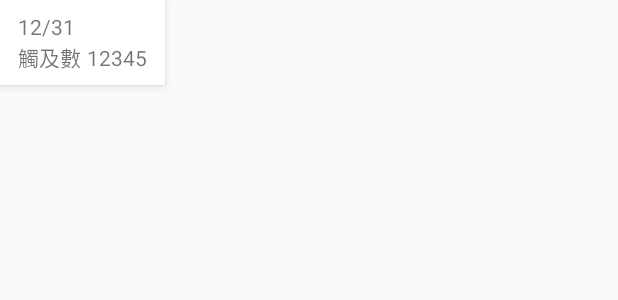
After one commit to crazyma/AnimationLab, an Android app: the layout layout_thumb_view.xml on its own in the app's theme, with its tools: preview values and no code run, on a phone screen of 412 x 824 dp. The commit adds this screen. Shown: the top 300 px of the screen. Run offline under Robolectric (Android 15) with nearby library versions, the phone set to English and light mode, and no system bars.

Commit message:
feat: create layout_thumb_view and setup info thumb

```diff
--- /dev/null
+++ b/app/src/main/res/layout/layout_thumb_view.xml
@@ -0,0 +1,39 @@
+<?xml version="1.0" encoding="utf-8"?>
+<androidx.constraintlayout.widget.ConstraintLayout xmlns:android="http://schemas.android.com/apk/res/android"
+    xmlns:app="http://schemas.android.com/apk/res-auto"
+    android:id="@id/thumbView"
+    android:layout_width="wrap_content"
+    android:layout_height="wrap_content"
+    android:background="@android:color/background_light"
+    android:elevation="4dp"
+    android:paddingStart="12dp"
+    android:paddingTop="8dp"
+    android:paddingEnd="12dp"
+    android:paddingBottom="8dp">
+
+    <TextView
+        android:id="@+id/dateTextView"
+        android:layout_width="wrap_content"
+        android:layout_height="wrap_content"
+        android:text="12/31"
+        app:layout_constraintStart_toStartOf="parent"
+        app:layout_constraintTop_toTopOf="parent" />
+
+    <TextView
+        android:id="@+id/infoTitleTextView"
+        android:layout_width="wrap_content"
+        android:layout_height="wrap_content"
+        android:text="觸及數"
+        app:layout_constraintStart_toStartOf="@id/dateTextView"
+        app:layout_constraintTop_toBottomOf="@id/dateTextView" />
+
+    <TextView
+        android:id="@+id/infoNumberTextView"
+        android:layout_width="wrap_content"
+        android:layout_height="wrap_content"
+        android:layout_marginStart="4dp"
+        android:text="12345"
+        app:layout_constraintBaseline_toBaselineOf="@id/infoTitleTextView"
+        app:layout_constraintStart_toEndOf="@id/infoTitleTextView" />
+
+</androidx.constraintlayout.widget.ConstraintLayout>
```
Also changed, not shown: app/src/main/java/com/crazyma/batuanimlab/barchart/BarChartView.kt (+45 -22 lines), app/src/main/res/layout/activity_bar_chart.xml (+1 -40 lines).
